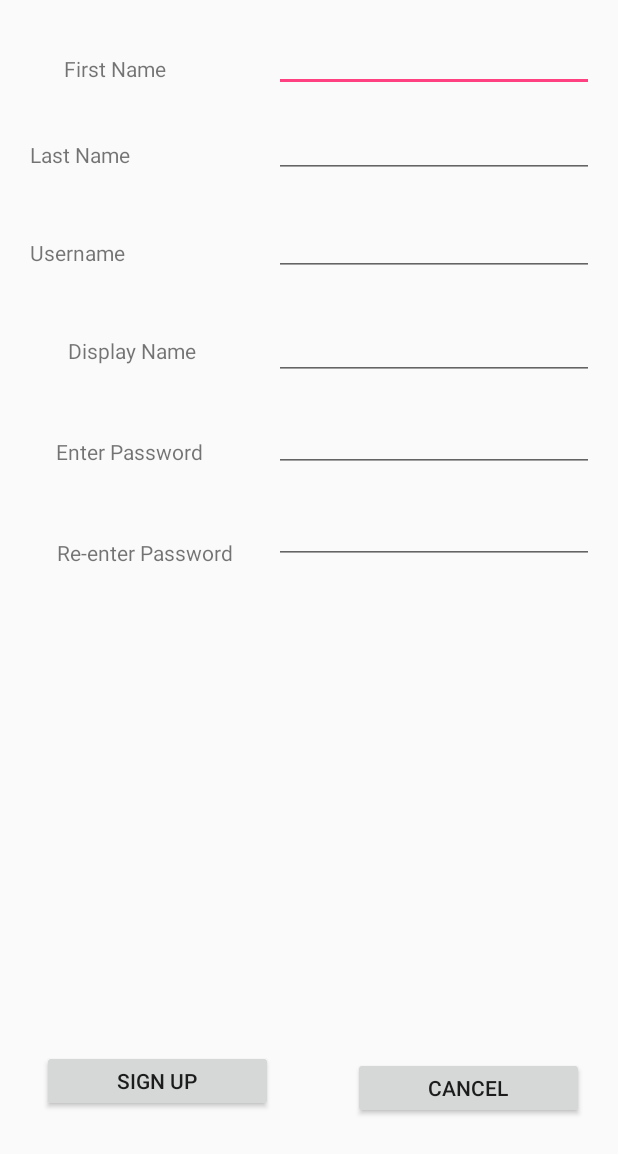
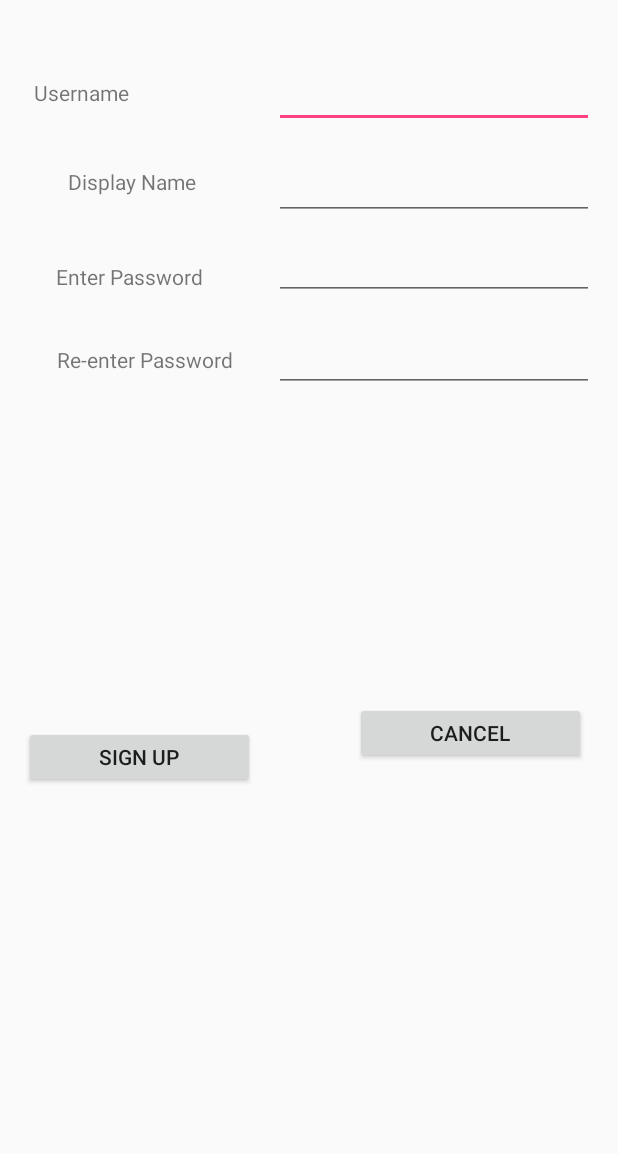
Before and after one commit to suvratjain-git/RPSx-COP_4331C, an Android app: the layout signup.xml on its own in the app's theme, with its tools: preview values and no code run, on a phone screen of 412 x 824 dp. Shown: the top 1154 px of the screen. Run offline under Robolectric (Android 15) with nearby library versions, the light colour scheme and no system bars.

Commit message:
new updates

```diff
--- a/MobileApp/app/src/main/java/com/example/suvratjain/firstapp/MainActivity.java
+++ b/MobileApp/app/src/main/java/com/example/suvratjain/firstapp/MainActivity.java
@@ -20,7 +20,12 @@ public class MainActivity extends AppCompatActivity {
     }
 
     //called when user clicks on sign up text
+    public void signupLink(View view) {
 
+        Intent openSignUpPage = new Intent(this, SignUp.class);
+        startActivity(openSignUpPage);
+
+    }
 
     /* Called when the user taps the Sign-in button */
     public void login(View view) {
@@ -50,4 +55,5 @@ public class MainActivity extends AppCompatActivity {
     }
 
 
+
 }
--- a/MobileApp/app/src/main/java/com/example/suvratjain/firstapp/SignUp.java
+++ b/MobileApp/app/src/main/java/com/example/suvratjain/firstapp/SignUp.java
@@ -1,4 +1,14 @@
 package com.example.suvratjain.firstapp;
 
-public class SignUp {
+import android.os.Bundle;
+import android.support.v7.app.AppCompatActivity;
+
+public class SignUp extends AppCompatActivity {
+
+    @Override
+    protected void onCreate(Bundle savedInstanceState) {
+        super.onCreate(savedInstanceState);
+        setContentView(R.layout.signup);
+    }
+
 }
--- a/MobileApp/app/src/main/res/layout/activity_main.xml
+++ b/MobileApp/app/src/main/res/layout/activity_main.xml
@@ -55,7 +55,7 @@
         app:layout_constraintTop_toBottomOf="@+id/passwordField" />
 
     <TextView
-        android:id="@+id/signupButton"
+        android:id="@+id/signupLink"
         android:layout_width="wrap_content"
         android:layout_height="wrap_content"
         android:layout_marginBottom="8dp"
@@ -65,6 +65,7 @@
         android:layout_marginStart="8dp"
         android:layout_marginTop="8dp"
         android:text="@string/sign_up_text_link"
+        android:onClick="signupLink"
         app:layout_constraintBottom_toBottomOf="parent"
         app:layout_constraintEnd_toEndOf="parent"
         app:layout_constraintHorizontal_bias="0.501"
--- a/MobileApp/app/src/main/res/layout/signup.xml
+++ b/MobileApp/app/src/main/res/layout/signup.xml
@@ -10,85 +10,35 @@
         android:layout_height="match_parent">
 
         <TextView
-            android:id="@+id/firstNameLabel"
-            android:layout_width="80dp"
-            android:layout_height="25dp"
-            android:layout_marginEnd="56dp"
-            android:layout_marginLeft="8dp"
-            android:layout_marginRight="56dp"
-            android:layout_marginStart="8dp"
-            android:layout_marginTop="36dp"
-            android:text="@string/first_name_textView"
-            app:layout_constraintEnd_toStartOf="@+id/firstNameField"
-            app:layout_constraintHorizontal_bias="0.888"
-            app:layout_constraintStart_toStartOf="parent"
-            app:layout_constraintTop_toTopOf="parent" />
-
-        <EditText
-            android:id="@+id/firstNameField"
+            android:id="@+id/userNameLabel"
             android:layout_width="wrap_content"
             android:layout_height="wrap_content"
-            android:layout_marginEnd="16dp"
-            android:layout_marginRight="16dp"
-            android:layout_marginTop="16dp"
-            android:ems="10"
-            android:inputType="textPersonName"
-            app:layout_constraintEnd_toEndOf="parent"
-            app:layout_constraintTop_toTopOf="parent" />
-
-        <TextView
-            android:id="@+id/lastNameLabel"
-            android:layout_width="80dp"
-            android:layout_height="25dp"
             android:layout_marginEnd="8dp"
             android:layout_marginLeft="8dp"
             android:layout_marginRight="8dp"
             android:layout_marginStart="8dp"
-            android:layout_marginTop="32dp"
-            android:text="@string/last_name_textView"
-            app:layout_constraintEnd_toStartOf="@+id/lastNameField"
-            app:layout_constraintHorizontal_bias="0.14"
-            app:layout_constraintStart_toStartOf="parent"
-            app:layout_constraintTop_toBottomOf="@+id/firstNameLabel" />
-
-        <EditText
-            android:id="@+id/lastNameField"
-            android:layout_width="wrap_content"
-            android:layout_height="wrap_content"
-            android:layout_marginEnd="16dp"
-            android:layout_marginRight="16dp"
-            android:layout_marginTop="12dp"
-            android:ems="10"
-            android:inputType="textPersonName"
-            app:layout_constraintEnd_toEndOf="parent"
-            app:layout_constraintTop_toBottomOf="@+id/firstNameField" />
-
-        <TextView
-            android:id="@+id/userNameLabel"
-            android:layout_width="80dp"
-            android:layout_height="25dp"
-            android:layout_marginEnd="8dp"
-            android:layout_marginLeft="8dp"
-            android:layout_marginRight="8dp"
-            android:layout_marginStart="8dp"
-            android:layout_marginTop="40dp"
-            android:text="Username"
+            android:layout_marginTop="52dp"
+            android:text="@string/username"
             app:layout_constraintEnd_toStartOf="@+id/userNameField"
             app:layout_constraintHorizontal_bias="0.14"
             app:layout_constraintStart_toStartOf="parent"
-            app:layout_constraintTop_toBottomOf="@+id/lastNameLabel" />
+            app:layout_constraintTop_toTopOf="parent" />
 
         <EditText
             android:id="@+id/userNameField"
             android:layout_width="wrap_content"
             android:layout_height="wrap_content"
             android:layout_marginEnd="16dp"
+            android:layout_marginLeft="8dp"
             android:layout_marginRight="16dp"
-            android:layout_marginTop="20dp"
+            android:layout_marginStart="8dp"
+            android:layout_marginTop="40dp"
             android:ems="10"
             android:inputType="textPersonName"
             app:layout_constraintEnd_toEndOf="parent"
-            app:layout_constraintTop_toBottomOf="@+id/lastNameField" />
+            app:layout_constraintHorizontal_bias="1.0"
+            app:layout_constraintStart_toStartOf="parent"
+            app:layout_constraintTop_toTopOf="parent" />
 
         <TextView
             android:id="@+id/displayNameLabel"
@@ -99,7 +49,7 @@
             android:layout_marginRight="52dp"
             android:layout_marginStart="8dp"
             android:layout_marginTop="40dp"
-            android:text="Display Name"
+            android:text="@string/display_name"
             app:layout_constraintEnd_toStartOf="@+id/displayNameField"
             app:layout_constraintHorizontal_bias="1.0"
             app:layout_constraintStart_toStartOf="parent"
@@ -111,7 +61,7 @@
             android:layout_height="wrap_content"
             android:layout_marginEnd="16dp"
             android:layout_marginRight="16dp"
-            android:layout_marginTop="24dp"
+            android:layout_marginTop="16dp"
             android:ems="10"
             android:inputType="textPersonName"
             app:layout_constraintEnd_toEndOf="parent"
@@ -125,8 +75,8 @@
             android:layout_marginLeft="8dp"
             android:layout_marginRight="36dp"
             android:layout_marginStart="8dp"
-            android:layout_marginTop="48dp"
-            android:text="Enter Password"
+            android:layout_marginTop="44dp"
+            android:text="@string/enter_password_sign_up"
             app:layout_constraintEnd_toStartOf="@+id/PasswordField"
             app:layout_constraintHorizontal_bias="0.727"
             app:layout_constraintStart_toStartOf="parent"
@@ -138,7 +88,7 @@
             android:layout_height="wrap_content"
             android:layout_marginEnd="16dp"
             android:layout_marginRight="16dp"
-            android:layout_marginTop="16dp"
+            android:layout_marginTop="8dp"
             android:ems="10"
             android:inputType="textPassword"
             app:layout_constraintEnd_toEndOf="parent"
@@ -152,8 +102,8 @@
             android:layout_marginLeft="8dp"
             android:layout_marginRight="16dp"
             android:layout_marginStart="8dp"
-            android:layout_marginTop="48dp"
-            android:text="Re-enter Password"
+            android:layout_marginTop="36dp"
+            android:text="@string/re_enter_password"
             app:layout_constraintEnd_toStartOf="@+id/rePasswordField"
             app:layout_constraintHorizontal_bias="0.727"
             app:layout_constraintStart_toStartOf="parent"
@@ -172,6 +122,24 @@
             app:layout_constraintTop_toBottomOf="@+id/PasswordField" />
 
         <Button
+            android:id="@+id/signupButton2"
+            android:layout_width="154dp"
+            android:layout_height="41dp"
+            android:layout_marginBottom="32dp"
+            android:layout_marginEnd="8dp"
+            android:layout_marginLeft="16dp"
+            android:layout_marginRight="8dp"
+            android:layout_marginStart="16dp"
+            android:layout_marginTop="8dp"
+            android:text="@string/sign_up"
+            app:layout_constraintBottom_toBottomOf="parent"
+            app:layout_constraintEnd_toEndOf="parent"
+            app:layout_constraintHorizontal_bias="0.0"
+            app:layout_constraintStart_toStartOf="parent"
+            app:layout_constraintTop_toBottomOf="@+id/rePasswordLabel"
+            app:layout_constraintVertical_bias="0.459" />
+
+        <Button
             android:id="@+id/cancelButton"
             android:layout_width="154dp"
             android:layout_height="41dp"
@@ -181,27 +149,13 @@
             android:layout_marginRight="8dp"
             android:layout_marginStart="8dp"
             android:layout_marginTop="8dp"
-            android:text="Cancel"
+            android:text="@string/cancel"
             app:layout_constraintBottom_toBottomOf="parent"
             app:layout_constraintEnd_toEndOf="parent"
-            app:layout_constraintHorizontal_bias="0.75"
+            app:layout_constraintHorizontal_bias="0.818"
             app:layout_constraintStart_toEndOf="@+id/signupButton2"
             app:layout_constraintTop_toBottomOf="@+id/rePasswordField"
-            app:layout_constraintVertical_bias="0.875" />
-
-        <Button
-            android:id="@+id/signupButton2"
-            android:layout_width="154dp"
-            android:layout_height="41dp"
-            android:layout_marginBottom="32dp"
-            android:layout_marginLeft="28dp"
-            android:layout_marginStart="28dp"
-            android:layout_marginTop="8dp"
-            android:text="Sign Up"
-            app:layout_constraintBottom_toBottomOf="parent"
-            app:layout_constraintStart_toStartOf="parent"
-            app:layout_constraintTop_toBottomOf="@+id/rePasswordLabel"
-            app:layout_constraintVertical_bias="0.861" />
+            app:layout_constraintVertical_bias="0.413" />
 
     </android.support.constraint.ConstraintLayout>
 </LinearLayout>
--- a/MobileApp/app/src/main/res/values/strings.xml
+++ b/MobileApp/app/src/main/res/values/strings.xml
@@ -7,7 +7,12 @@
     <string name="sign_up_text_link">Sign Up</string>
 
     <!-- SignUp.java Class Strings -->
-    <string name="first_name_textView">First Name</string>
-    <string name="last_name_textView">Last Name</string>
+    <string name="username">Username</string>
+    <string name="display_name">Display Name</string>
+    <string name="enter_password_sign_up">Enter Password</string>
+    <string name="re_enter_password">Re-enter Password</string>
+    <string name="sign_up">Sign up</string>
+    <string name="cancel">Cancel</string>
+
 
 </resources>
```
